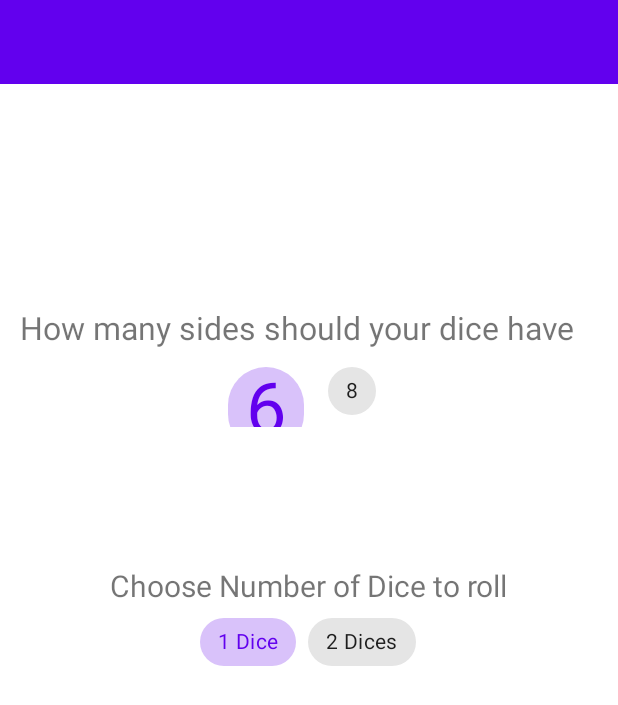
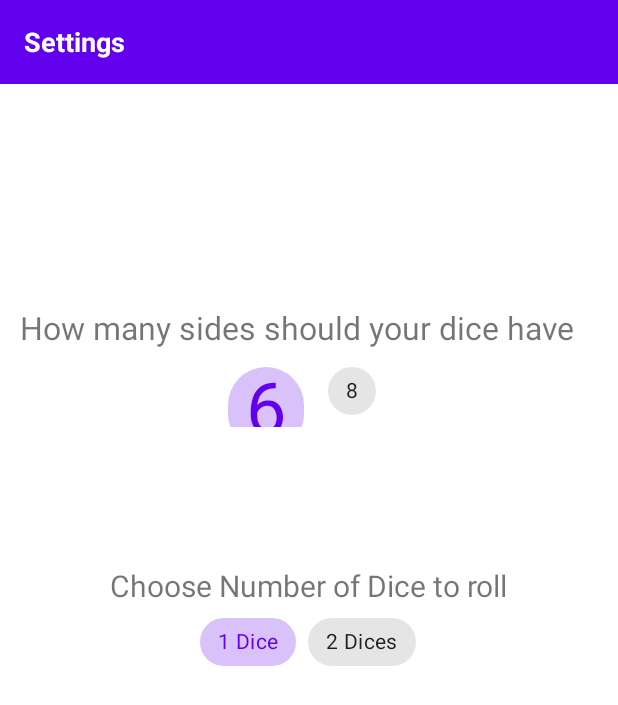
Before and after one commit to SefisoMonama/dice-roller-mvc, an Android app: the screen it shows after launch (SettingsActivity), after a tap on "User", on a phone screen of 412 x 824 dp. Shown: the top 705 px of the screen. Run offline under Robolectric (Android 15) with nearby library versions, the phone set to English and light mode, and no system bars.

Commit message:
add heading to settingsToolbar

```diff
--- a/app/src/main/java/com/strixtechnology/diceroller/MainActivity.kt
+++ b/app/src/main/java/com/strixtechnology/diceroller/MainActivity.kt
@@ -31,10 +31,10 @@ class MainActivity : AppCompatActivity() {
     var dice3 = Dice(DICE_SIDE_COUNT_8)
     var dice4 = Dice(DICE_SIDE_COUNT_8)
 
-    var sixSidesChecked: Boolean = true
-    var eightSidesChecked: Boolean = false
-    var useSingleDice: Boolean = true
-    var useDoubleDices: Boolean = false
+    var sixSidesChecked: Boolean = false
+    var eightSidesChecked: Boolean = true
+    var useSingleDice: Boolean = false
+    var useDoubleDices: Boolean = true
 
 
     private lateinit var binding: ActivityMainBinding
@@ -48,10 +48,7 @@ class MainActivity : AppCompatActivity() {
         val view = binding.root
         setContentView(view)
         setSupportActionBar(findViewById(R.id.my_toolbar))
-       // binding.chooseNumberOfSides!!.text ="Choose number of Dice/s sides"
-        //binding.numberOfDiceToRoll!!.text = "Number of dice/s to roll"
         binding.rollDice!!.setOnClickListener{rollDice()}
-
     }
 
     override fun onCreateOptionsMenu(menu: Menu): Boolean {
@@ -61,46 +58,34 @@ class MainActivity : AppCompatActivity() {
     }
 
     override fun onOptionsItemSelected(item: MenuItem): Boolean {
-        var id: Int = item.getItemId();
-        //noinspection SimplifiableIfStatement
-        if (id == R.id.my_toolbar) {
-            Toast.makeText(this, "Action clicked", Toast.LENGTH_LONG).show()
-            return true
-        }
         var settings: Int= item.itemId
         if(settings == R.id.action_favorite ){
         val intent = Intent(this, SettingsActivity::class.java)
         startActivity(intent)
         }
         return super.onOptionsItemSelected(item);
+        binding
     }
     /**
      *
      */
-
-
     private fun rollDice(){
-
         //conditional formatting to roll certain number of dice/s and sides as filtered by user
         if(sixSidesChecked == true){
             if(useSingleDice == true){
                 rollSingleDicesWith6Sides()
                 //set dice2View to be removed to only display 1 dice
                 binding.diceImage.setVisibility(View.GONE)
-            }else if(useDoubleDices == true){
+            }else {
                 rollDoubleDicesWith6Sides()
                 binding.diceImage.setVisibility(View.VISIBLE)
             }
-        }
-
-
-        //conditional formatting to roll certain number of dice/s and sides as filtered by user
-        if(eightSidesChecked ==true){
-            if(useSingleDice ==true){
+         }else{
+            if (useSingleDice == true) {
                 rollSingleDicesWith8Sides()
                 //set dice2View to be removed to only display 1 dice
                 binding.diceImage.setVisibility(View.GONE)
-            }else if(useDoubleDices==true){
+            }else {
                 rollDoubleDicesWith8Sides()
                 binding.diceImage.setVisibility(View.VISIBLE)
             }
--- a/app/src/main/res/layout/activity_settings.xml
+++ b/app/src/main/res/layout/activity_settings.xml
@@ -53,10 +53,22 @@
         android:background="?attr/colorPrimary"
         android:minHeight="?attr/actionBarSize"
         android:theme="?attr/actionBarTheme"
-        app:layout_constraintBottom_toTopOf="@+id/chooseNumberOfSides"
+        app:layout_constraintEnd_toEndOf="parent"
+        app:layout_constraintHorizontal_bias="0.0"
         app:layout_constraintStart_toStartOf="parent"
-        app:layout_constraintTop_toTopOf="parent"
-        app:layout_constraintVertical_bias="0.0" />
+        app:layout_constraintTop_toTopOf="parent">
+        <TextView
+            android:id="@+id/settingsTextView"
+            android:layout_width="wrap_content"
+            android:layout_height="wrap_content"
+            android:text="@string/settings"
+            android:textAlignment="center"
+            android:textColor="@color/white"
+            android:textSize="18sp"
+            android:textStyle="bold"
+            tools:layout_editor_absoluteX="16dp"
+            tools:layout_editor_absoluteY="18dp" />
+    </androidx.appcompat.widget.Toolbar>
 
     <TextView
         android:id="@+id/chooseNumberOfSides"
--- a/app/src/main/res/values/strings.xml
+++ b/app/src/main/res/values/strings.xml
@@ -11,4 +11,5 @@
     <string name="roll">Roll</string>
     <string name="user">User</string>
     <string name="choose_number_of_dice_to_roll">Choose Number of Dice to roll</string>
+    <string name="settings">Settings</string>
 </resources>
```
